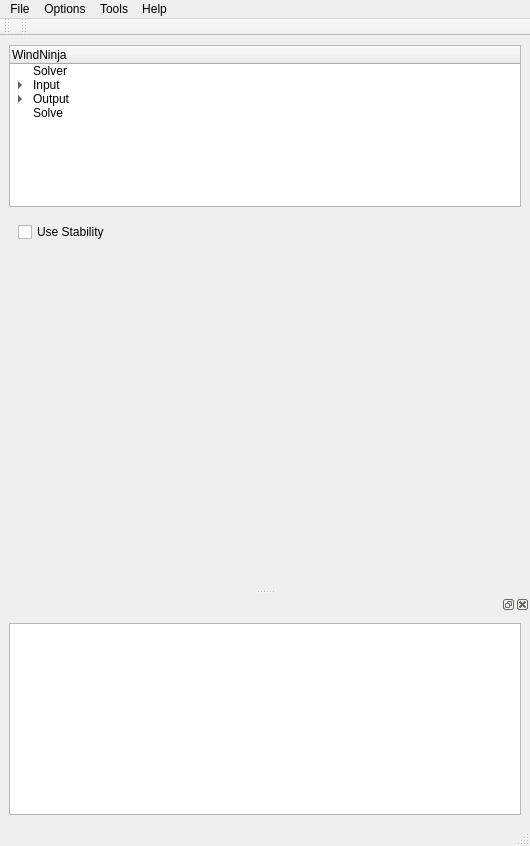
This is src/gui/ui/ninjamainwindow.ui in YulongMa/windninja as Qt 5 draws it before an edit. The edited form follows.
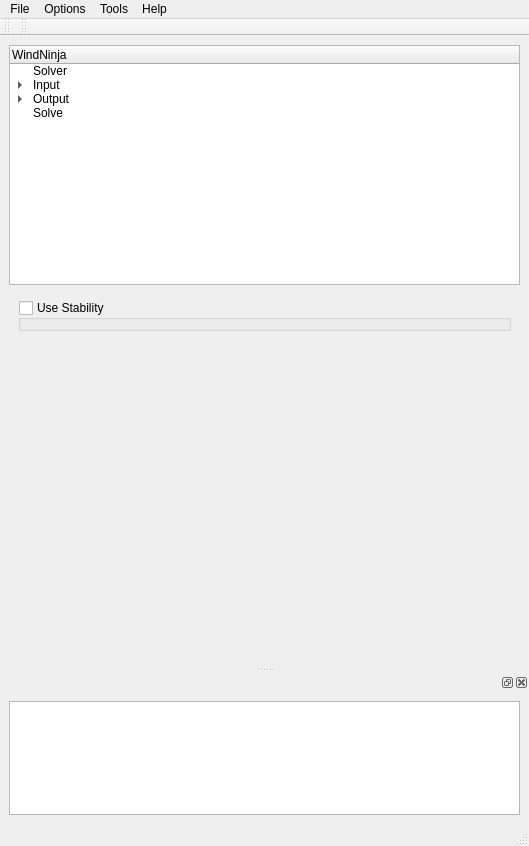
This is the edited form. The open tabs and pages were chosen to show the change.

Commit message: run new skeleton, dont build old interface

```diff
--- a/src/gui/ui/ninjamainwindow.ui
+++ b/src/gui/ui/ninjamainwindow.ui
@@ -6,7 +6,7 @@
    <rect>
     <x>0</x>
     <y>0</y>
-    <width>530</width>
+    <width>529</width>
     <height>846</height>
    </rect>
   </property>
@@ -18,11 +18,17 @@
     <item>
      <widget class="QTreeWidget" name="navTreeWidget">
       <property name="sizePolicy">
-       <sizepolicy hsizetype="Minimum" vsizetype="Expanding">
+       <sizepolicy hsizetype="Minimum" vsizetype="MinimumExpanding">
         <horstretch>0</horstretch>
         <verstretch>0</verstretch>
        </sizepolicy>
       </property>
+      <property name="minimumSize">
+       <size>
+        <width>0</width>
+        <height>240</height>
+       </size>
+      </property>
       <column>
        <property name="text">
         <string>WindNinja</string>
@@ -413,25 +419,18 @@
         <item>
          <layout class="QHBoxLayout" name="horizontalLayout_4">
           <item>
-           <widget class="QCheckBox" name="checkBox_3">
-            <property name="text">
+           <widget class="QGroupBox" name="groupBox_8">
+            <property name="title">
              <string>Use Stability</string>
             </property>
+            <property name="checkable">
+             <bool>true</bool>
+            </property>
+            <property name="checked">
+             <bool>false</bool>
+            </property>
            </widget>
           </item>
-          <item>
-           <spacer name="horizontalSpacer_4">
-            <property name="orientation">
-             <enum>Qt::Horizontal</enum>
-            </property>
-            <property name="sizeHint" stdset="0">
-             <size>
-              <width>40</width>
-              <height>20</height>
-             </size>
-            </property>
-           </spacer>
-          </item>
          </layout>
         </item>
         <item>
@@ -844,7 +843,7 @@
     <rect>
      <x>0</x>
      <y>0</y>
-     <width>530</width>
+     <width>529</width>
      <height>25</height>
     </rect>
    </property>
```
Left out of the diff: 40 changed lines with no effect on the pictures. Lines whose indentation alone changed are shown as unchanged. The commit also changes 2 other files.
